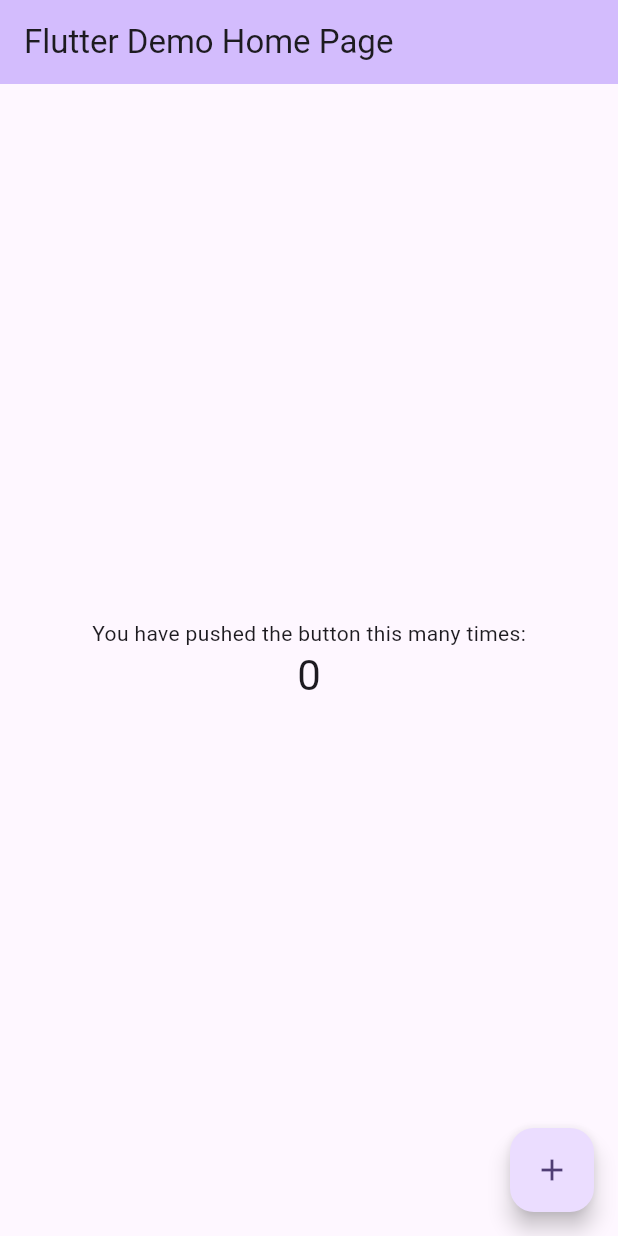
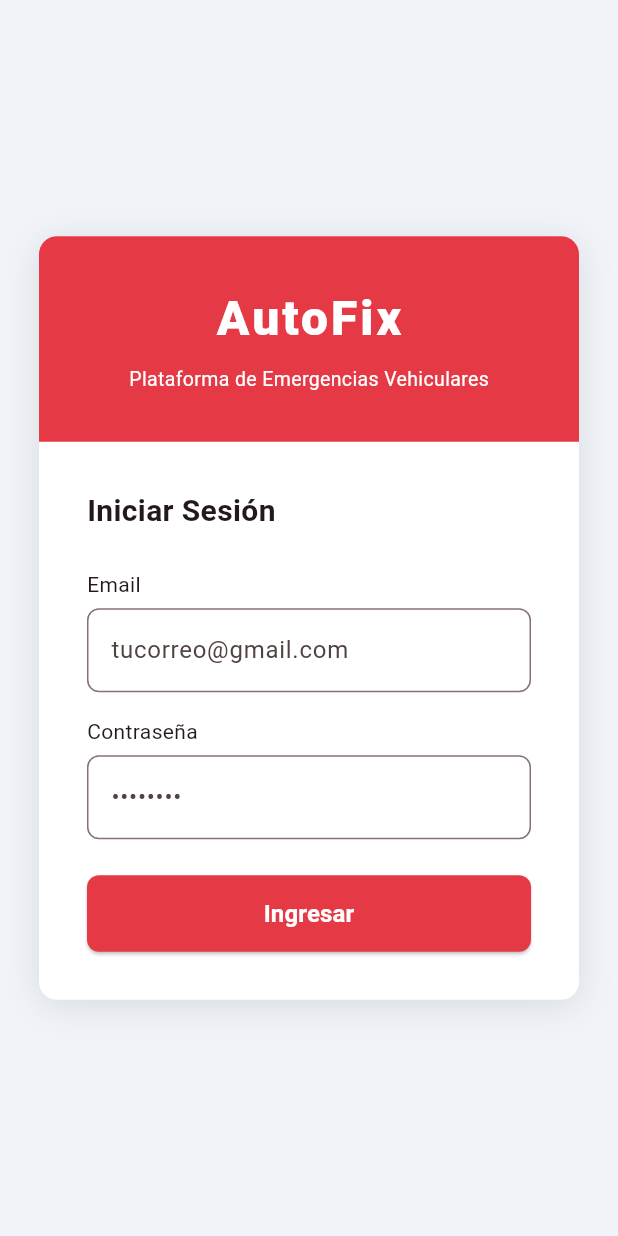
Before and after one commit to susanacamacholobo/AutoFix, a Flutter app: the screen it shows after launch, on a phone screen of 412 x 824 dp. Run offline on Flutter 3.47's test engine with Material 3 defaults, Android fonts, the phone set to English and light mode, and no system bars.

Commit message:
CU01: implementar login en Flutter

```diff
--- a/mobile/autofix_mobile/lib/main.dart
+++ b/mobile/autofix_mobile/lib/main.dart
@@ -1,122 +1,30 @@
 import 'package:flutter/material.dart';
+import 'screens/login_screen.dart';
+import 'screens/dashboard_screen.dart';
 
 void main() {
-  runApp(const MyApp());
+  runApp(const AutoFixApp());
 }
 
-class MyApp extends StatelessWidget {
-  const MyApp({super.key});
+class AutoFixApp extends StatelessWidget {
+  const AutoFixApp({super.key});
 
-  // This widget is the root of your application.
   @override
   Widget build(BuildContext context) {
     return MaterialApp(
-      title: 'Flutter Demo',
+      title: 'AutoFix',
+      debugShowCheckedModeBanner: false,
       theme: ThemeData(
-        // This is the theme of your application.
-        //
-        // TRY THIS: Try running your application with "flutter run". You'll see
-        // the application has a purple toolbar. Then, without quitting the app,
-        // try changing the seedColor in the colorScheme below to Colors.green
-        // and then invoke "hot reload" (save your changes or press the "hot
-        // reload" button in a Flutter-supported IDE, or press "r" if you used
-        // the command line to start the app).
-        //
-        // Notice that the counter didn't reset back to zero; the application
-        // state is not lost during the reload. To reset the state, use hot
-        // restart instead.
-        //
-        // This works for code too, not just values: Most code changes can be
-        // tested with just a hot reload.
-        colorScheme: .fromSeed(seedColor: Colors.deepPurple),
+        colorScheme: ColorScheme.fromSeed(
+          seedColor: const Color(0xFFE63946),
+        ),
+        useMaterial3: true,
       ),
-      home: const MyHomePage(title: 'Flutter Demo Home Page'),
+      initialRoute: '/login',
+      routes: {
+        '/login': (context) => const LoginScreen(),
+        '/dashboard': (context) => const DashboardScreen(),
+      },
     );
   }
 }
-
-class MyHomePage extends StatefulWidget {
-  const MyHomePage({super.key, required this.title});
-
-  // This widget is the home page of your application. It is stateful, meaning
-  // that it has a State object (defined below) that contains fields that affect
-  // how it looks.
-
-  // This class is the configuration for the state. It holds the values (in this
-  // case the title) provided by the parent (in this case the App widget) and
-  // used by the build method of the State. Fields in a Widget subclass are
-  // always marked "final".
-
-  final String title;
-
-  @override
-  State<MyHomePage> createState() => _MyHomePageState();
-}
-
-class _MyHomePageState extends State<MyHomePage> {
-  int _counter = 0;
-
-  void _incrementCounter() {
-    setState(() {
-      // This call to setState tells the Flutter framework that something has
-      // changed in this State, which causes it to rerun the build method below
-      // so that the display can reflect the updated values. If we changed
-      // _counter without calling setState(), then the build method would not be
-      // called again, and so nothing would appear to happen.
-      _counter++;
-    });
-  }
-
-  @override
-  Widget build(BuildContext context) {
-    // This method is rerun every time setState is called, for instance as done
-    // by the _incrementCounter method above.
-    //
-    // The Flutter framework has been optimized to make rerunning build methods
-    // fast, so that you can just rebuild anything that needs updating rather
-    // than having to individually change instances of widgets.
-    return Scaffold(
-      appBar: AppBar(
-        // TRY THIS: Try changing the color here to a specific color (to
-        // Colors.amber, perhaps?) and trigger a hot reload to see the AppBar
-        // change color while the other colors stay the same.
-        backgroundColor: Theme.of(context).colorScheme.inversePrimary,
-        // Here we take the value from the MyHomePage object that was created by
-        // the App.build method, and use it to set our appbar title.
-        title: Text(widget.title),
-      ),
-      body: Center(
-        // Center is a layout widget. It takes a single child and positions it
-        // in the middle of the parent.
-        child: Column(
-          // Column is also a layout widget. It takes a list of children and
-          // arranges them vertically. By default, it sizes itself to fit its
-          // children horizontally, and tries to be as tall as its parent.
-          //
-          // Column has various properties to control how it sizes itself and
-          // how it positions its children. Here we use mainAxisAlignment to
-          // center the children vertically; the main axis here is the vertical
-          // axis because Columns are vertical (the cross axis would be
-          // horizontal).
-          //
-          // TRY THIS: Invoke "debug painting" (choose the "Toggle Debug Paint"
-          // action in the IDE, or press "p" in the console), to see the
-          // wireframe for each widget.
-          mainAxisAlignment: .center,
-          children: [
-            const Text('You have pushed the button this many times:'),
-            Text(
-              '$_counter',
-              style: Theme.of(context).textTheme.headlineMedium,
-            ),
-          ],
-        ),
-      ),
-      floatingActionButton: FloatingActionButton(
-        onPressed: _incrementCounter,
-        tooltip: 'Increment',
-        child: const Icon(Icons.add),
-      ),
-    );
-  }
-}
--- /dev/null
+++ b/mobile/autofix_mobile/lib/screens/dashboard_screen.dart
@@ -0,0 +1,22 @@
+import 'package:flutter/material.dart';
+
+class DashboardScreen extends StatelessWidget {
+  const DashboardScreen({super.key});
+
+  @override
+  Widget build(BuildContext context) {
+    return Scaffold(
+      appBar: AppBar(
+        title: const Text('AutoFix'),
+        backgroundColor: const Color(0xFFE63946),
+        foregroundColor: Colors.white,
+      ),
+      body: const Center(
+        child: Text(
+          'Bienvenido a AutoFix!',
+          style: TextStyle(fontSize: 24),
+        ),
+      ),
+    );
+  }
+}
--- /dev/null
+++ b/mobile/autofix_mobile/lib/screens/login_screen.dart
@@ -0,0 +1,185 @@
+import 'package:flutter/material.dart';
+import '../services/auth_service.dart';
+
+class LoginScreen extends StatefulWidget {
+  const LoginScreen({super.key});
+
+  @override
+  State<LoginScreen> createState() => _LoginScreenState();
+}
+
+class _LoginScreenState extends State<LoginScreen> {
+  final _emailController = TextEditingController();
+  final _contrasenaController = TextEditingController();
+  final _authService = AuthService();
+  bool _cargando = false;
+  String _error = '';
+
+  void _iniciarSesion() async {
+    setState(() {
+      _cargando = true;
+      _error = '';
+    });
+
+    try {
+      final respuesta = await _authService.login(
+        _emailController.text,
+        _contrasenaController.text,
+      );
+
+      if (respuesta['access_token'] != null) {
+        Navigator.pushReplacementNamed(context, '/dashboard');
+      }
+    } catch (e) {
+      setState(() {
+        _error = 'Email o contraseña incorrectos';
+      });
+    } finally {
+      setState(() {
+        _cargando = false;
+      });
+    }
+  }
+
+  @override
+  Widget build(BuildContext context) {
+    return Scaffold(
+      backgroundColor: const Color(0xFFF0F4F8),
+      body: Center(
+        child: SingleChildScrollView(
+          child: Container(
+            width: 360,
+            margin: const EdgeInsets.all(24),
+            decoration: BoxDecoration(
+              color: Colors.white,
+              borderRadius: BorderRadius.circular(12),
+              boxShadow: [
+                BoxShadow(
+                  color: Colors.black.withOpacity(0.1),
+                  blurRadius: 20,
+                  offset: const Offset(0, 4),
+                )
+              ],
+            ),
+            child: Column(
+              children: [
+                Container(
+                  width: double.infinity,
+                  padding: const EdgeInsets.all(32),
+                  decoration: const BoxDecoration(
+                    color: Color(0xFFE63946),
+                    borderRadius: BorderRadius.only(
+                      topLeft: Radius.circular(12),
+                      topRight: Radius.circular(12),
+                    ),
+                  ),
+                  child: const Column(
+                    children: [
+                      Text(
+                        'AutoFix',
+                        style: TextStyle(
+                          color: Colors.white,
+                          fontSize: 32,
+                          fontWeight: FontWeight.w800,
+                          letterSpacing: 2,
+                        ),
+                      ),
+                      SizedBox(height: 8),
+                      Text(
+                        'Plataforma de Emergencias Vehiculares',
+                        style: TextStyle(
+                          color: Colors.white,
+                          fontSize: 13,
+                        ),
+                      ),
+                    ],
+                  ),
+                ),
+                Padding(
+                  padding: const EdgeInsets.all(32),
+                  child: Column(
+                    crossAxisAlignment: CrossAxisAlignment.start,
+                    children: [
+                      const Text(
+                        'Iniciar Sesión',
+                        style: TextStyle(
+                          fontSize: 20,
+                          fontWeight: FontWeight.bold,
+                        ),
+                      ),
+                      const SizedBox(height: 24),
+                      const Text('Email'),
+                      const SizedBox(height: 6),
+                      TextField(
+                        controller: _emailController,
+                        keyboardType: TextInputType.emailAddress,
+                        decoration: InputDecoration(
+                          hintText: 'tucorreo@gmail.com',
+                          border: OutlineInputBorder(
+                            borderRadius: BorderRadius.circular(8),
+                          ),
+                        ),
+                      ),
+                      const SizedBox(height: 16),
+                      const Text('Contraseña'),
+                      const SizedBox(height: 6),
+                      TextField(
+                        controller: _contrasenaController,
+                        obscureText: true,
+                        decoration: InputDecoration(
+                          hintText: '••••••••',
+                          border: OutlineInputBorder(
+                            borderRadius: BorderRadius.circular(8),
+                          ),
+                        ),
+                      ),
+                      if (_error.isNotEmpty) ...[
+                        const SizedBox(height: 12),
+                        Container(
+                          padding: const EdgeInsets.all(10),
+                          decoration: BoxDecoration(
+                            color: const Color(0xFFFFF0F0),
+                            borderRadius: BorderRadius.circular(8),
+                          ),
+                          child: Text(
+                            _error,
+                            style: const TextStyle(color: Color(0xFFE63946)),
+                            textAlign: TextAlign.center,
+                          ),
+                        ),
+                      ],
+                      const SizedBox(height: 24),
+                      SizedBox(
+                        width: double.infinity,
+                        child: ElevatedButton(
+                          onPressed: _cargando ? null : _iniciarSesion,
+                          style: ElevatedButton.styleFrom(
+                            backgroundColor: const Color(0xFFE63946),
+                            padding: const EdgeInsets.symmetric(vertical: 14),
+                            shape: RoundedRectangleBorder(
+                              borderRadius: BorderRadius.circular(8),
+                            ),
+                          ),
+                          child: _cargando
+                              ? const CircularProgressIndicator(color: Colors.white)
+                              : const Text(
+                                  'Ingresar',
+                                  style: TextStyle(
+                                    color: Colors.white,
+                                    fontSize: 16,
+                                    fontWeight: FontWeight.w600,
+                                  ),
+                                ),
+                        ),
+                      ),
+                    ],
+                  ),
+                ),
+              ],
+            ),
+          ),
+        ),
+      ),
+    );
+  }
+}
--- /dev/null
+++ b/mobile/autofix_mobile/lib/services/auth_service.dart
@@ -0,0 +1,23 @@
+import 'dart:convert';
+import 'package:http/http.dart' as http;
+
+class AuthService {
+  final String baseUrl = 'http://10.0.2.2:8000';
+
+  Future<Map<String, dynamic>> login(String email, String contrasena) async {
+    final response = await http.post(
+      Uri.parse('$baseUrl/auth/login'),
+      headers: {'Content-Type': 'application/json'},
+      body: jsonEncode({
+        'email': email,
+        'contrasena': contrasena,
+      }),
+    );
+
+    if (response.statusCode == 200) {
+      return jsonDecode(response.body);
+    } else {
+      throw Exception('Email o contraseña incorrectos');
+    }
+  }
+}
--- a/mobile/autofix_mobile/pubspec.yaml
+++ b/mobile/autofix_mobile/pubspec.yaml
@@ -34,6 +34,7 @@ dependencies:
   # The following adds the Cupertino Icons font to your application.
   # Use with the CupertinoIcons class for iOS style icons.
   cupertino_icons: ^1.0.8
+  http: ^1.6.0
 
 dev_dependencies:
   flutter_test:
```
Also changed, not shown: mobile/autofix_mobile/pubspec.lock, 1 other file.
